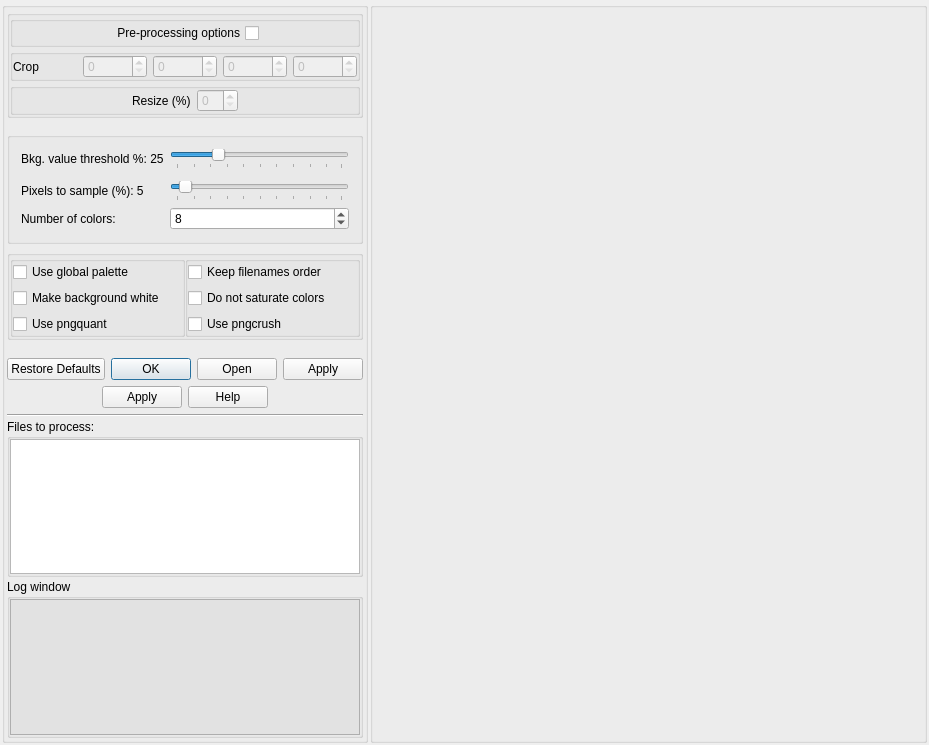
First picture: the form in noteshrinkdialog.ui, repository clapautius/noteshrink-qt, before the edit.
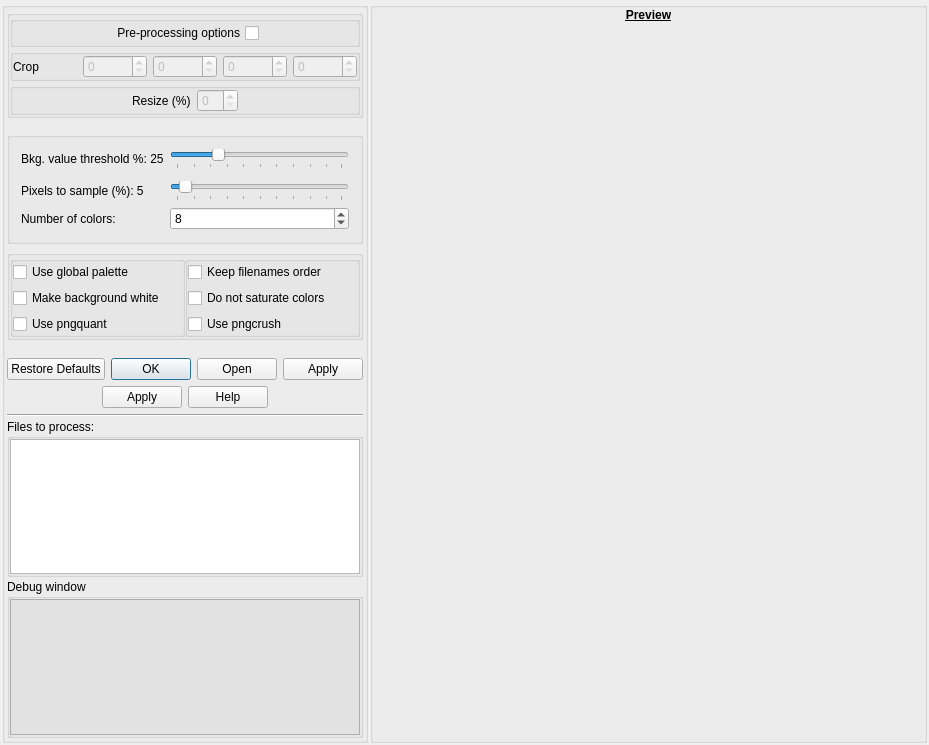
Second picture: the form after the edit.

Commit message: GUI adjustments. Update .gitignore.

What changed in the file:
```diff
--- a/noteshrinkdialog.ui
+++ b/noteshrinkdialog.ui
@@ -651,7 +651,7 @@
       <item>
        <widget class="QGroupBox" name="groupBox_2">
         <property name="title">
-         <string>Log window</string>
+         <string>Debug window</string>
         </property>
         <property name="flat">
          <bool>true</bool>
@@ -723,6 +723,27 @@
       </property>
       <item>
        <layout class="QVBoxLayout" name="verticalLayout_4">
+        <item>
+         <widget class="QLabel" name="m_preview_label">
+          <property name="sizePolicy">
+           <sizepolicy hsizetype="Preferred" vsizetype="Fixed">
+            <horstretch>0</horstretch>
+            <verstretch>0</verstretch>
+           </sizepolicy>
+          </property>
+          <property name="styleSheet">
+           <string notr="true">font-weight: bold;
+text-decoration: underline;
+</string>
+          </property>
+          <property name="text">
+           <string>Preview</string>
+          </property>
+          <property name="alignment">
+           <set>Qt::AlignCenter</set>
+          </property>
+         </widget>
+        </item>
         <item>
          <widget class="QLabel" name="m_preview_area">
           <property name="sizePolicy">
```
The commit also changes 2 other files.
